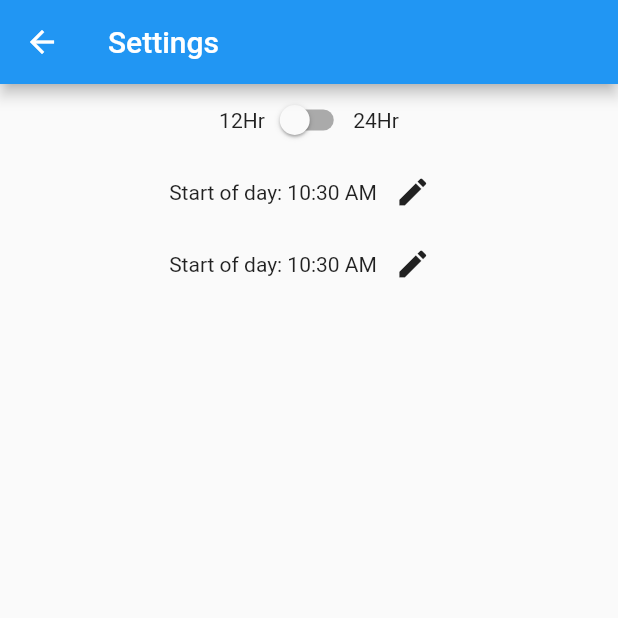
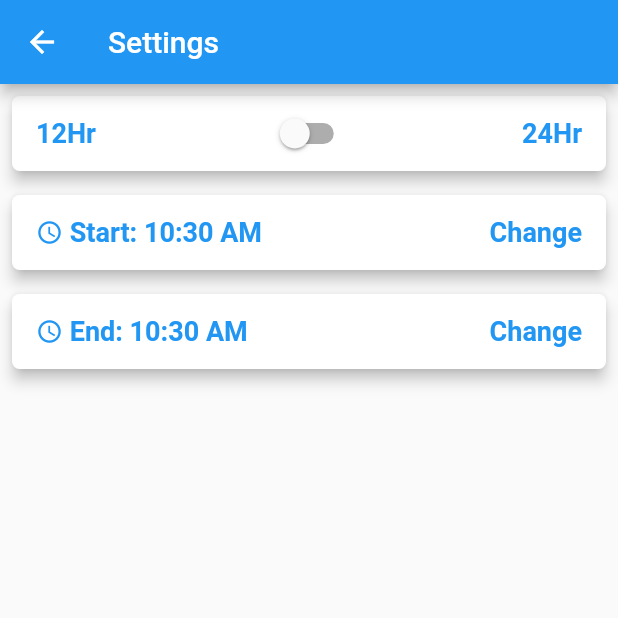
Before and after one commit to whiz25/world_clock_app, a Flutter app: the Settings screen opened directly, on a phone screen of 412 x 824 dp, the top half of it. Run offline on Flutter 3.47's test engine with Material 2 defaults, Android fonts, the phone set to English and light mode, and no system bars; our stand-ins replace async_redux, flutter_datetime_picker.

Commit message:
Style the settings page

```diff
--- a/lib/async_redux/connector/end_of_day_connector.dart
+++ b/lib/async_redux/connector/end_of_day_connector.dart
@@ -1,5 +1,6 @@
 import 'package:async_redux/async_redux.dart';
 import 'package:flutter/material.dart';
+import 'package:flutter_datetime_picker/flutter_datetime_picker.dart';
 import 'package:world_clock_app/async_redux/store/app_state.dart';
 import 'package:world_clock_app/async_redux/view%20model/time_model.dart';
 
@@ -9,25 +10,66 @@ class EndDayConnector extends StatelessWidget {
     return StoreConnector<AppState, TimeModel>(
         model: TimeModel(),
         builder: (BuildContext context, TimeModel vm) =>
-            _row(context, vm.endOfDay.format(context)));
+            _raisedButton(context, vm.endOfDay.format(context)));
   }
 
-  Row _row(BuildContext context, model) {
-    return Row(
-      children: [_endOfDay(model), _selectEndOfDayTime(context)],
+  Widget _raisedButton(BuildContext context, endOfDay) {
+    String _time = " End: $endOfDay";
+    return Padding(
+      padding: const EdgeInsets.all(8.0),
+      child: RaisedButton(
+        shape: RoundedRectangleBorder(borderRadius: BorderRadius.circular(5.0)),
+        elevation: 4.0,
+        onPressed: () {
+          DatePicker.showTimePicker(context,
+              theme: DatePickerTheme(
+                containerHeight: 210.0,
+              ),
+              showTitleActions: true, onConfirm: (time) {
+            print('confirm $time');
+            _time = '${time.hour} : ${time.minute} : ${time.second}';
+          }, currentTime: DateTime.now(), locale: LocaleType.en);
+        },
+        child: Container(
+          alignment: Alignment.center,
+          height: 50.0,
+          child: Row(
+            mainAxisAlignment: MainAxisAlignment.spaceBetween,
+            children: <Widget>[
+              Row(
+                children: <Widget>[
+                  Container(
+                    child: Row(
+                      children: <Widget>[
+                        Icon(
+                          Icons.access_time,
+                          size: 18.0,
+                          color: Colors.blue,
+                        ),
+                        Text(
+                          '$_time',
+                          style: TextStyle(
+                              color: Colors.blue,
+                              fontWeight: FontWeight.bold,
+                              fontSize: 18.0),
+                        ),
+                      ],
+                    ),
+                  )
+                ],
+              ),
+              Text(
+                "  Change",
+                style: TextStyle(
+                    color: Colors.blue,
+                    fontWeight: FontWeight.bold,
+                    fontSize: 18.0),
+              ),
+            ],
+          ),
+        ),
+        color: Colors.white,
+      ),
     );
   }
-
-  Text _endOfDay(String value) {
-    return Text('Start of day: $value');
-  }
-
-  IconButton _selectEndOfDayTime(BuildContext context) {
-    return IconButton(
-        icon: Icon(Icons.edit), onPressed: () => _showTimePicker(context));
-  }
-
-  Future<TimeOfDay> _showTimePicker(BuildContext context) async {
-    return await showTimePicker(context: context, initialTime: TimeOfDay.now());
-  }
 }
--- a/lib/async_redux/connector/start_of_day_connector.dart
+++ b/lib/async_redux/connector/start_of_day_connector.dart
@@ -1,5 +1,6 @@
 import 'package:async_redux/async_redux.dart';
 import 'package:flutter/material.dart';
+import 'package:flutter_datetime_picker/flutter_datetime_picker.dart';
 import 'package:world_clock_app/async_redux/store/app_state.dart';
 import 'package:world_clock_app/async_redux/view%20model/time_model.dart';
 
@@ -9,25 +10,66 @@ class StartDayConnector extends StatelessWidget {
     return StoreConnector<AppState, TimeModel>(
         model: TimeModel(),
         builder: (BuildContext context, TimeModel vm) =>
-            _row(context, vm.startOfDay.format(context)));
+            _raisedButton(context, vm.startOfDay.format(context), vm));
   }
 
-  Row _row(BuildContext context, model) {
-    return Row(
-      children: [_startOfDay(model), _selectStartOfDayTime(context)],
+  Widget _raisedButton(BuildContext context, startOfDay, model) {
+    return Padding(
+      padding: const EdgeInsets.all(8.0),
+      child: RaisedButton(
+        shape: RoundedRectangleBorder(borderRadius: BorderRadius.circular(5.0)),
+        elevation: 4.0,
+        onPressed: () {
+          DatePicker.showTimePicker(context,
+              theme: DatePickerTheme(
+                containerHeight: 210.0,
+              ),
+              showTitleActions: true, onConfirm: (time) {
+            print('confirm $time');
+            startOfDay = '${time.hour} : ${time.minute} : ${time.second}';
+            model.startOfDayPicker();
+          }, currentTime: DateTime.now(), locale: LocaleType.en);
+        },
+        child: Container(
+          alignment: Alignment.center,
+          height: 50.0,
+          child: Row(
+            mainAxisAlignment: MainAxisAlignment.spaceBetween,
+            children: <Widget>[
+              Row(
+                children: <Widget>[
+                  Container(
+                    child: Row(
+                      children: <Widget>[
+                        Icon(
+                          Icons.access_time,
+                          size: 18.0,
+                          color: Colors.blue,
+                        ),
+                        Text(
+                          ' Start: $startOfDay',
+                          style: TextStyle(
+                              color: Colors.blue,
+                              fontWeight: FontWeight.bold,
+                              fontSize: 18.0),
+                        ),
+                      ],
+                    ),
+                  )
+                ],
+              ),
+              Text(
+                "  Change",
+                style: TextStyle(
+                    color: Colors.blue,
+                    fontWeight: FontWeight.bold,
+                    fontSize: 18.0),
+              ),
+            ],
+          ),
+        ),
+        color: Colors.white,
+      ),
     );
   }
-
-  Text _startOfDay(String value) {
-    return Text('Start of day: $value');
-  }
-
-  IconButton _selectStartOfDayTime(BuildContext context) {
-    return IconButton(
-        icon: Icon(Icons.edit), onPressed: () => _showTimePicker(context));
-  }
-
-  Future<TimeOfDay> _showTimePicker(BuildContext context) async {
-    return await showTimePicker(context: context, initialTime: TimeOfDay.now());
-  }
 }
--- a/lib/async_redux/connector/toggle_time_connector.dart
+++ b/lib/async_redux/connector/toggle_time_connector.dart
@@ -13,8 +13,38 @@ class ToggleTimeConnector extends StatelessWidget {
   }
 
   Widget _toggleTimeFormat(bool isTwentyFourHour, model) {
-    return Switch(
-        value: isTwentyFourHour,
-        onChanged: (isTwentyFourHour) => model.toggleTimeFormat());
+    return Padding(
+      padding: const EdgeInsets.all(8.0),
+      child: RaisedButton(
+        onPressed: () {},
+        shape: RoundedRectangleBorder(borderRadius: BorderRadius.circular(5.0)),
+        elevation: 4.0,
+        child: Container(
+          alignment: Alignment.center,
+          height: 50.0,
+          child: Row(
+            mainAxisAlignment: MainAxisAlignment.spaceBetween,
+            children: [
+              Text(
+                '12Hr',
+                style: TextStyle(
+                    color: Colors.blue,
+                    fontWeight: FontWeight.bold,
+                    fontSize: 18.0),
+              ),
+              Switch(
+                  value: isTwentyFourHour,
+                  onChanged: (isTwentyFourHour) => model.toggleTimeFormat()),
+              Text('24Hr',
+                  style: TextStyle(
+                      color: Colors.blue,
+                      fontWeight: FontWeight.bold,
+                      fontSize: 18.0))
+            ],
+          ),
+        ),
+        color: Colors.white,
+      ),
+    );
   }
 }
--- a/lib/ui/settings_page.dart
+++ b/lib/ui/settings_page.dart
@@ -22,26 +22,9 @@ class _SettingsState extends State<Settings> {
       body: Center(
         child: Column(
           children: [
-            Row(
-              mainAxisAlignment: MainAxisAlignment.center,
-              children: [
-                Text('12Hr'),
-                ToggleTimeConnector(),
-                Text('24Hr'),
-              ],
-            ),
-            Row(
-              mainAxisAlignment: MainAxisAlignment.center,
-              children: [
-                StartDayConnector(),
-              ],
-            ),
-            Row(
-              mainAxisAlignment: MainAxisAlignment.center,
-              children: [
-                EndDayConnector(),
-              ],
-            ),
+            ToggleTimeConnector(),
+            StartDayConnector(),
+            EndDayConnector(),
           ],
         ),
       ),
--- a/pubspec.yaml
+++ b/pubspec.yaml
@@ -31,6 +31,7 @@ dependencies:
   http:
   intl: ^0.16.0
   async_redux: ^3.0.5
+  flutter_datetime_picker: ^1.4.0
 
 dev_dependencies:
   flutter_test:
```
Also changed, not shown: pubspec.lock.
